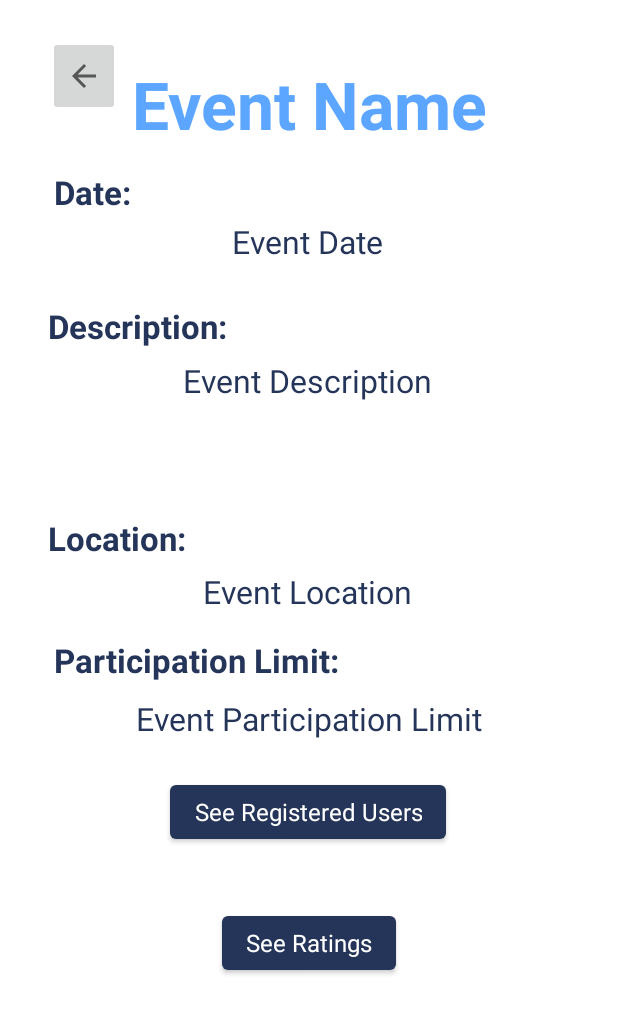
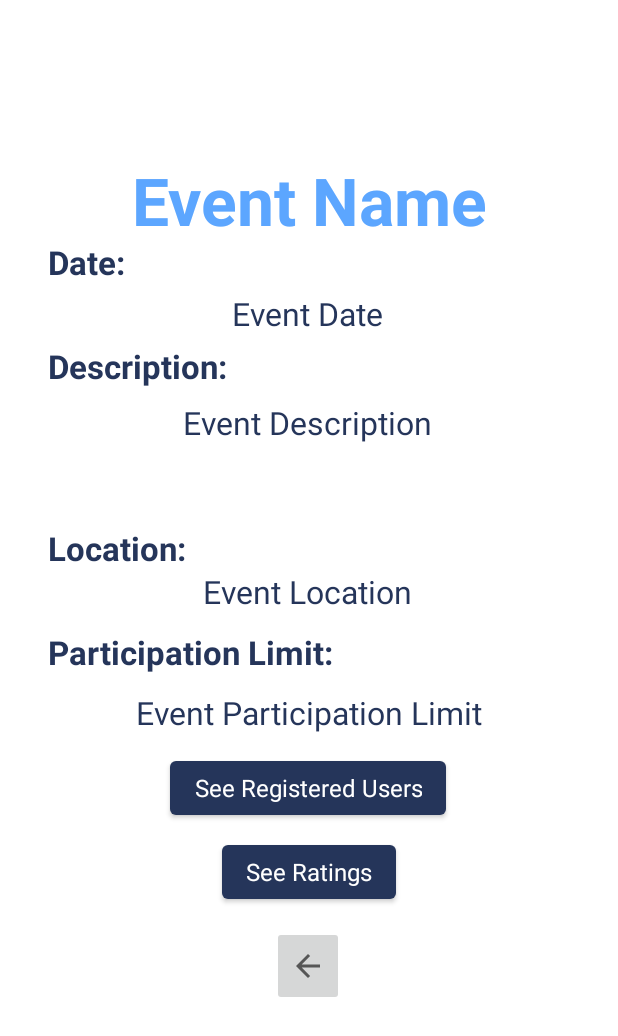
Before and after one commit to emmimelon/B07-Project, an Android app: the layout fragment_detailed_admin_events.xml on its own in the app's theme, with its tools: preview values and no code run, on a phone screen of 412 x 824 dp. Shown: the top 1036 px of the screen. Run offline under Robolectric (Android 15) with nearby library versions, the phone set to English and light mode, and no system bars; Roboto replaces fonts that are not available here.

Commit message:
Adjust the UI of fragment_detailed_admin_events.xml after merging with main branch.

```diff
--- a/app/src/main/res/layout/fragment_detailed_admin_events.xml
+++ b/app/src/main/res/layout/fragment_detailed_admin_events.xml
@@ -10,7 +10,7 @@
         android:id="@+id/eventName"
         android:layout_width="wrap_content"
         android:layout_height="wrap_content"
-        android:layout_marginTop="40dp"
+        android:layout_marginTop="104dp"
         android:fontFamily="@font/amaranth"
         android:text="@string/eventname_text"
         android:textColor="@color/uoftBlueLight"
@@ -24,7 +24,7 @@
         android:id="@+id/eventLocation"
         android:layout_width="wrap_content"
         android:layout_height="wrap_content"
-        android:layout_marginTop="112dp"
+        android:layout_marginTop="84dp"
         android:fontFamily="@font/amaranth"
         android:text="@string/eventlocation_text"
         android:textColor="@color/uoftBlue"
@@ -38,7 +38,7 @@
         android:id="@+id/eventLimit"
         android:layout_width="wrap_content"
         android:layout_height="wrap_content"
-        android:layout_marginTop="56dp"
+        android:layout_marginTop="52dp"
         android:fontFamily="@font/amaranth"
         android:text="@string/event_participationlimit_text"
         android:textColor="@color/uoftBlue"
@@ -51,7 +51,7 @@
         android:id="@+id/eventDate"
         android:layout_width="wrap_content"
         android:layout_height="wrap_content"
-        android:layout_marginTop="48dp"
+        android:layout_marginTop="32dp"
         android:fontFamily="@font/amaranth"
         android:text="@string/eventdate_text"
         android:textColor="@color/uoftBlue"
@@ -65,7 +65,7 @@
         android:id="@+id/eventDesc"
         android:layout_width="wrap_content"
         android:layout_height="wrap_content"
-        android:layout_marginTop="64dp"
+        android:layout_marginTop="44dp"
         android:fontFamily="@font/amaranth"
         android:text="@string/eventdescription_text"
         android:textColor="@color/uoftBlue"
@@ -79,7 +79,7 @@
         android:id="@+id/eventUsers"
         android:layout_width="wrap_content"
         android:layout_height="wrap_content"
-        android:layout_marginTop="24dp"
+        android:layout_marginTop="12dp"
         android:fontFamily="@font/amaranth"
         android:text="@string/see_registered_users_text"
         android:textAppearance="@style/TextAppearance.AppCompat.Body1"
@@ -94,29 +94,26 @@
         android:layout_width="wrap_content"
         android:layout_height="wrap_content"
         android:layout_marginTop="8dp"
-        android:layout_marginBottom="52dp"
         android:fontFamily="@font/amaranth"
         android:text="@string/see_ratings_text"
         android:textAppearance="@style/TextAppearance.AppCompat.Body1"
         android:textSize="16sp"
-        app:layout_constraintBottom_toBottomOf="parent"
         app:layout_constraintEnd_toEndOf="parent"
         app:layout_constraintStart_toStartOf="parent"
-        app:layout_constraintTop_toBottomOf="@+id/eventUsers"
-        app:layout_constraintVertical_bias="0.207" />
+        app:layout_constraintTop_toBottomOf="@+id/eventUsers" />
 
     <ImageButton
         android:id="@+id/eventBackButton"
         android:layout_width="48dp"
         android:layout_height="53dp"
-        android:layout_marginTop="24dp"
+        android:layout_marginTop="12dp"
         android:contentDescription="@string/go_back_text"
         android:src="?attr/homeAsUpIndicator"
-        app:layout_constraintBottom_toTopOf="@+id/eventName"
+        app:layout_constraintBottom_toBottomOf="parent"
         app:layout_constraintEnd_toEndOf="parent"
-        app:layout_constraintHorizontal_bias="0.088"
+        app:layout_constraintHorizontal_bias="0.498"
         app:layout_constraintStart_toStartOf="parent"
-        app:layout_constraintTop_toTopOf="parent"
+        app:layout_constraintTop_toBottomOf="@+id/eventRatings"
         app:layout_constraintVertical_bias="0.0" />
 
     <TextView
@@ -124,23 +121,23 @@
         android:layout_width="wrap_content"
         android:layout_height="wrap_content"
         android:layout_marginStart="32dp"
-        android:layout_marginTop="36dp"
+        android:layout_marginTop="160dp"
         android:fontFamily="@font/amaranth"
         android:text="@string/date_header_text"
         android:textColor="@color/uoftBlue"
         android:textSize="22sp"
         android:textStyle="bold"
         app:layout_constraintEnd_toStartOf="@+id/eventDate"
-        app:layout_constraintHorizontal_bias="0.054"
+        app:layout_constraintHorizontal_bias="0.0"
         app:layout_constraintStart_toStartOf="parent"
-        app:layout_constraintTop_toBottomOf="@+id/eventBackButton" />
+        app:layout_constraintTop_toTopOf="parent" />
 
     <TextView
         android:id="@+id/description_header"
         android:layout_width="wrap_content"
         android:layout_height="wrap_content"
         android:layout_marginStart="32dp"
-        android:layout_marginTop="60dp"
+        android:layout_marginTop="40dp"
         android:fontFamily="@font/amaranth"
         android:text="@string/description_header_text"
         android:textColor="@color/uoftBlue"
@@ -156,7 +153,7 @@
         android:layout_width="wrap_content"
         android:layout_height="wrap_content"
         android:layout_marginStart="32dp"
-        android:layout_marginTop="112dp"
+        android:layout_marginTop="92dp"
         android:fontFamily="@font/amaranth"
         android:text="@string/location_header_text"
         android:textColor="@color/uoftBlue"
@@ -172,14 +169,14 @@
         android:layout_width="wrap_content"
         android:layout_height="wrap_content"
         android:layout_marginStart="36dp"
-        android:layout_marginTop="52dp"
+        android:layout_marginTop="40dp"
         android:fontFamily="@font/amaranth"
         android:text="@string/partici_limit_header_text"
         android:textColor="@color/uoftBlue"
         android:textSize="22sp"
         android:textStyle="bold"
         app:layout_constraintEnd_toStartOf="@+id/eventLimit"
-        app:layout_constraintHorizontal_bias="0.0"
+        app:layout_constraintHorizontal_bias="0.033"
         app:layout_constraintStart_toStartOf="parent"
         app:layout_constraintTop_toBottomOf="@+id/location_header" />
 </androidx.constraintlayout.widget.ConstraintLayout>
```
